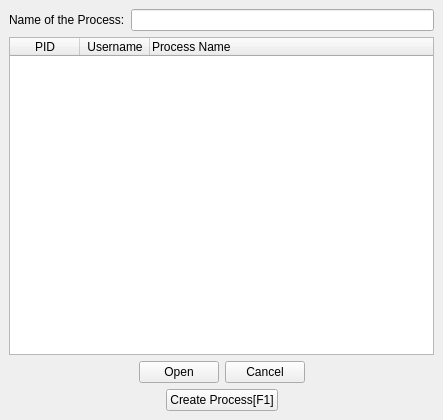
korcankaraokcu/PINCE, file GUI/SelectProcess.ui: the form before one commit.
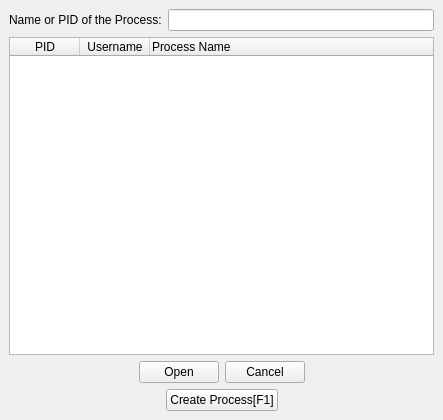
The form after the commit.

Commit message: Fix process label text

What changed in the file:
```diff
--- a/GUI/SelectProcess.ui
+++ b/GUI/SelectProcess.ui
@@ -23,7 +23,7 @@
       <item>
        <widget class="QLabel" name="label">
         <property name="text">
-         <string>Name of the Process:</string>
+         <string>Name or PID of the Process:</string>
         </property>
        </widget>
       </item>
```
The commit also changes 3 other files.
